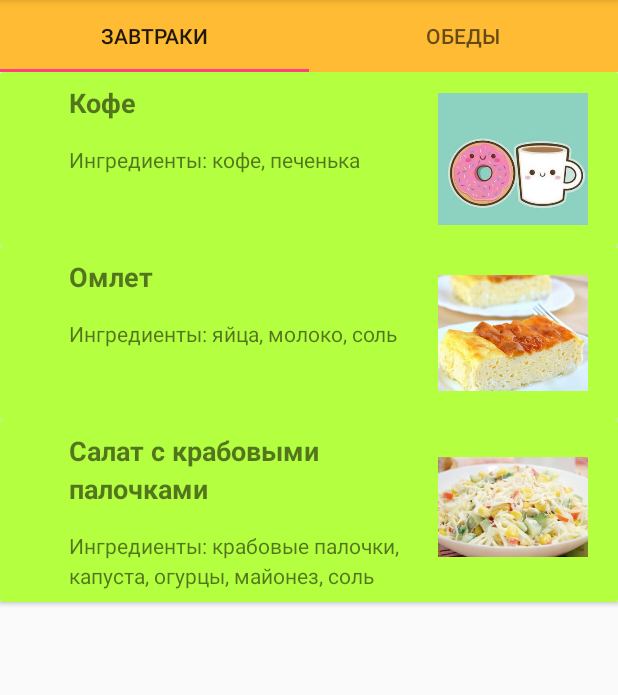
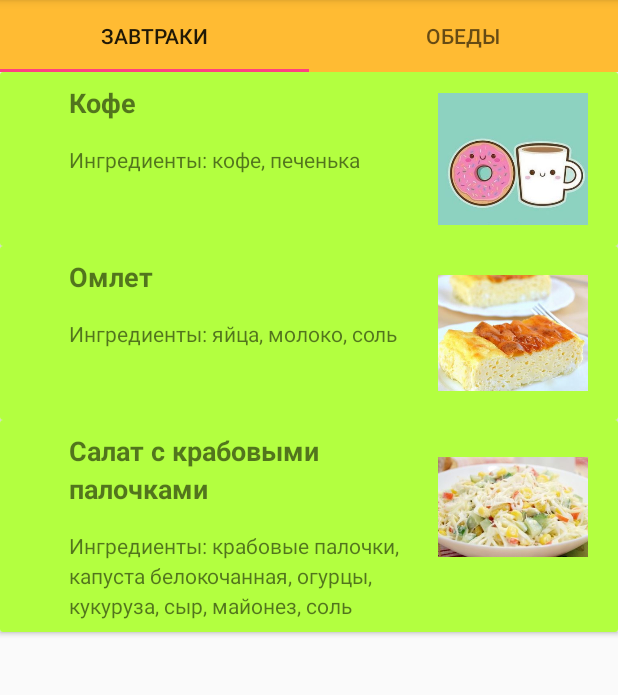
Before and after one commit to mariavv/RecipesList, an Android app: the screen it shows after launch (MainActivity), on a phone screen of 412 x 824 dp, the part 84-779 px from its top. Run offline under Robolectric (Android 15) with nearby library versions, the phone set to English and light mode, and no system bars.

Commit message:
замечания2

```diff
--- a/app/src/main/java/com/itplace/maria/recipeslist/BreakfastsFragment.java
+++ /dev/null
@@ -1,60 +0,0 @@
-package com.itplace.maria.recipeslist;
-
-import android.os.Bundle;
-import android.support.v4.app.Fragment;
-import android.support.v7.widget.LinearLayoutManager;
-import android.support.v7.widget.RecyclerView;
-import android.view.LayoutInflater;
-import android.view.View;
-import android.view.ViewGroup;
-
-import static com.itplace.maria.recipeslist.RecipeType.*;
-import static com.itplace.maria.recipeslist.RecipeType.Breakfast;
-
-public class BreakfastsFragment extends Fragment {
-
-    private static final String ARG_TYPE_PAGE = "type_page";
-
-    private RecyclerView recycler;
-    private RecipesAdapter adapter;
-
-    public static BreakfastsFragment newInstance(RecipeType type) {
-        BreakfastsFragment fragment = new BreakfastsFragment();
-        Bundle args = new Bundle();
-        args.putSerializable("ARG_TYPE_PAGE", type);
-        fragment.setArguments(args);
-        return fragment;
-    }
-
-    @Override
-    public View onCreateView(LayoutInflater inflater, ViewGroup container,
-                             Bundle savedInstanceState) {
-        View v = inflater.inflate(R.layout.breakfasts_fragment, container, false);
-        recycler = v.findViewById(R.id.recycler);
-        configureRecyclerView();
-        return v;
-    }
-
-    private void configureRecyclerView() {
-        adapter = new RecipesAdapter();
-        recycler.setAdapter(adapter);
-        recycler.setLayoutManager(new LinearLayoutManager(getActivity()));
-
-        Bundle args = getArguments();
-        if (args != null) {
-            RecipeType type = (RecipeType) args.getSerializable("ARG_TYPE_PAGE");
-            switch (type) {
-                case Breakfast:
-                    adapter.addItem(new Recipe(Breakfast, "Кофе", "кофе, печенька", R.drawable.pic));
-                    adapter.addItem(new Recipe(Breakfast, "Омлет", "яйца, молоко, соль", R.drawable.omlet));
-                    adapter.addItem(new Recipe(Breakfast, "Салат с крабовыми палочками",
-                            "крабовые палочки, капуста, огурцы, майонез, соль", R.drawable.salat_krab));
-                    break;
-
-                case Dinner:
-                    adapter.addItem(new Recipe(Dinner, "Вкусный ужин", "продукты", R.drawable.pic));
-                    break;
-            }
-        }
-    }
-}
--- a/app/src/main/java/com/itplace/maria/recipeslist/CardActivity.java
+++ b/app/src/main/java/com/itplace/maria/recipeslist/CardActivity.java
@@ -5,6 +5,12 @@ import android.content.Intent;
 import android.support.v7.app.AppCompatActivity;
 import android.os.Bundle;
 
+/**
+ * Карточка элемента RecyclerView.
+ * Подробное описание рецепта.
+ * TODO Отобразить подробное описание рецепта.
+ * TODO на вход  CardActivity через intent должна получать идентификатор блюда и из репозитория получать информацию о блюде
+ */
 public class CardActivity extends AppCompatActivity {
 
     @Override
@@ -13,8 +19,8 @@ public class CardActivity extends AppCompatActivity {
         setContentView(R.layout.activity_card);
     }
 
-    public static Intent createStartIntent(Context context) {
+    /*public static Intent createStartIntent(Context context) {
         Intent intent = new Intent(context, CardActivity.class);
         return intent;
-    }
+    }*/
 }
--- a/app/src/main/java/com/itplace/maria/recipeslist/MainActivity.java
+++ b/app/src/main/java/com/itplace/maria/recipeslist/MainActivity.java
@@ -1,10 +1,11 @@
 package com.itplace.maria.recipeslist;
 
-import android.support.v4.app.FragmentActivity;
+
 import android.support.v4.view.PagerAdapter;
 import android.support.v4.view.ViewPager;
 import android.os.Bundle;
 import android.support.v7.app.AppCompatActivity;
+
 
 public class MainActivity extends AppCompatActivity {
 
@@ -13,29 +14,7 @@ public class MainActivity extends AppCompatActivity {
         super.onCreate(savedInstanceState);
         setContentView(R.layout.activity_main);
         ViewPager viewPager = findViewById(R.id.viewPager);
-        PagerAdapter pagerAdapter = new RecipesFragmentPagerAdapter(getSupportFragmentManager(), getBaseContext());
+        PagerAdapter pagerAdapter = new RecipesFragmentPagerAdapter(getSupportFragmentManager(), MainActivity.this);
         viewPager.setAdapter(pagerAdapter);
-
-        /*viewPager.addOnPageChangeListener(new ViewPager.OnPageChangeListener() {
-
-            @Override
-            public void onPageSelected(int position) {
-                if (position == 0) {
-                    //updateT((TextView) findViewById(R.id.text));
-                }
-                if (position == 1) {
-                    //updateD((TextView) findViewById(R.id.text));
-                }
-            }
-
-            @Override
-            public void onPageScrolled(int position, float positionOffset,
-                                       int positionOffsetPixels) {
-            }
-
-            @Override
-            public void onPageScrollStateChanged(int state) {
-            }
-        });**/
     }
 }
--- a/app/src/main/java/com/itplace/maria/recipeslist/Recipe.java
+++ b/app/src/main/java/com/itplace/maria/recipeslist/Recipe.java
@@ -1,32 +1,37 @@
 package com.itplace.maria.recipeslist;
 
 /**
- * Created by maria on 02.10.2017
+ * Created by maria on 02.10.2017.
+ * Структура данных - Рецепт
  */
 
-public class Recipe {
+class Recipe {
 
+    private String id;
     private RecipeType type;
     private String name;
     private String ingredients;
     private int picture;
 
-    public Recipe(RecipeType type, String name, String ingredients, int picture) {
+    Recipe(String id, RecipeType type, String name, String ingredients, int picture) {
+        this.id = id;
         this.type = type;
         this.name = name;
         this.ingredients = ingredients;
         this.picture = picture;
     }
 
+    public String getId() { return  id; }
+
     public String getName() {
         return name;
     }
 
-    public String getIngredients() {
+    String getIngredients() {
         return ingredients;
     }
 
-    public int getPicture() {
+    int getPicture() {
         return picture;
     }
 }
--- a/app/src/main/java/com/itplace/maria/recipeslist/RecipeType.java
+++ b/app/src/main/java/com/itplace/maria/recipeslist/RecipeType.java
@@ -2,9 +2,10 @@ package com.itplace.maria.recipeslist;
 
 /**
  * Created by maria on 02.10.2017.
+ * Тип рецепта для дифференцирования по табам
  */
 
 enum RecipeType {
-    Breakfast,
-    Dinner
+    BREAKFAST,
+    DINNER
 }
--- a/app/src/main/java/com/itplace/maria/recipeslist/RecipesAdapter.java
+++ b/app/src/main/java/com/itplace/maria/recipeslist/RecipesAdapter.java
@@ -1,7 +1,6 @@
 package com.itplace.maria.recipeslist;
 
 
-import android.content.Context;
 import android.content.Intent;
 import android.support.v7.widget.CardView;
 import android.support.v7.widget.RecyclerView;
@@ -9,35 +8,24 @@ import android.view.LayoutInflater;
 import android.view.View;
 import android.view.ViewGroup;
 import android.widget.ImageView;
-import android.widget.RelativeLayout;
 import android.widget.TextView;
 
 import java.util.ArrayList;
 import java.util.List;
 
-import android.support.v7.app.AppCompatActivity;
-
-import static android.support.v4.app.ActivityCompat.startActivityForResult;
-
 
 /**
- * Created by maria on 02.10.2017
+ * Created by maria on 02.10.2017.
+ * RecyclerView.Adapter
  */
 
-public class RecipesAdapter extends RecyclerView.Adapter<RecipesAdapter.ViewHolder> {
-
-    public static final int REQUEST_CODE_HEX = 0;
+class RecipesAdapter extends RecyclerView.Adapter<RecipesAdapter.ViewHolder> {
 
     private List<Recipe> items;
 
-    private static Context parentContext;
-
     @Override
     public RecipesAdapter.ViewHolder onCreateViewHolder(ViewGroup parent, int viewType) {
-        parentContext = parent.getContext();
-        View v = LayoutInflater.from(parentContext)
-                .inflate(R.layout.recipe_card, parent, false);
-
+        View v = LayoutInflater.from(parent.getContext()).inflate(R.layout.recipe_card, parent, false);
         return new ViewHolder(v);
     }
 
@@ -51,31 +39,22 @@ public class RecipesAdapter extends RecyclerView.Adapter<RecipesAdapter.ViewHold
         return items.size();
     }
 
-    public void addItem(Recipe entity) {
+    void addItem(Recipe entity) {
         if (items == null) {
             items = new ArrayList<>();
         }
         items.add(entity);
-        notifyDataSetChanged();
+        notifyItemInserted(items.indexOf(entity));
     }
 
-    public void updateItems(List<Recipe> items) {
-        if (items == null) {
-            return;
-        }
-        this.items = items;
-        notifyDataSetChanged();
-    }
-
-
-    public static class ViewHolder extends RecyclerView.ViewHolder implements View.OnClickListener {
+    static class ViewHolder extends RecyclerView.ViewHolder implements View.OnClickListener {
 
         TextView name;
         TextView ingredients;
         ImageView pic;
         CardView card;
 
-        public ViewHolder(final View itemView) {
+        ViewHolder(final View itemView) {
             super(itemView);
 
             name = itemView.findViewById(R.id.name);
@@ -86,10 +65,10 @@ public class RecipesAdapter extends RecyclerView.Adapter<RecipesAdapter.ViewHold
             card.setOnClickListener(this);
         }
 
-        public void bindData(final Recipe entity) {
+        void bindData(final Recipe entity) {
             name.setText(entity.getName());
-            ingredients.setText(parentContext.getResources().getString(R.string.ingredients)
-                    + " " + entity.getIngredients());
+            ingredients.setText(itemView.getContext().getResources().getString(R.string.ingredients)
+                                   + " " + entity.getIngredients());
             pic.setImageResource(entity.getPicture());
         }
 
@@ -97,17 +76,20 @@ public class RecipesAdapter extends RecyclerView.Adapter<RecipesAdapter.ViewHold
         public void onClick(View view) {
             int position = getAdapterPosition();
             if (position != RecyclerView.NO_POSITION) {
-                switch (itemView.getId()) {
-                    case R.id.card:
+                // TODO <?>
+                //switch (itemView.getId()) {
+                //    case R.id.card:
                         itemClick(position);
-                        break;
-                }
+                //        break;
+                //}
             }
         }
 
         private void itemClick(int position) {
-            Intent intent = CardActivity.createStartIntent(parentContext);
-            parentContext.startActivity(intent);
+            // TODO нужно через свой интерфейс передавать событие клика по элементу в BreakfastsFragment. Передавать можно или сам элемент или id в Recipe
+            // TODO CardActivity.createStartIntent должно вызываться в BreakfastsFragment.
+            //Intent intent = CardActivity.createStartIntent(itemView.getContext());
+            //itemView.getContext().startActivity(intent);
         }
     }
 }
--- a/app/src/main/java/com/itplace/maria/recipeslist/RecipesFragmentPagerAdapter.java
+++ b/app/src/main/java/com/itplace/maria/recipeslist/RecipesFragmentPagerAdapter.java
@@ -7,16 +7,19 @@ import android.support.v4.app.FragmentPagerAdapter;
 
 
 /**
- * Created by maria on 04.10.2017
+ * Created by maria on 04.10.2017.
+ * PagerAdapter
  */
 
-public class RecipesFragmentPagerAdapter extends FragmentPagerAdapter {
+class RecipesFragmentPagerAdapter extends FragmentPagerAdapter {
 
     private static final int PAGE_COUNT = 2;
+    private static final int PAGE_BREAKFASTS = 0;
+    private static final int PAGE_DINNERS = 1;
 
     private Context context;
 
-    public RecipesFragmentPagerAdapter(FragmentManager fm, Context context) {
+    RecipesFragmentPagerAdapter(FragmentManager fm, Context context) {
         super(fm);
         this.context = context;
     }
@@ -25,15 +28,15 @@ public class RecipesFragmentPagerAdapter extends FragmentPagerAdapter {
     public Fragment getItem(int position) {
         RecipeType type = null;
         switch (position) {
-            case 0:
-                type = RecipeType.Breakfast;
+            case PAGE_BREAKFASTS:
+                type = RecipeType.BREAKFAST;
                 break;
 
-            case 1:
-                type = RecipeType.Dinner;
+            case PAGE_DINNERS:
+                type = RecipeType.DINNER;
                 break;
         }
-        return BreakfastsFragment.newInstance(type);
+        return RecipesListFragment.newInstance(type);
     }
 
     @Override
@@ -43,16 +46,20 @@ public class RecipesFragmentPagerAdapter extends FragmentPagerAdapter {
 
     @Override
     public CharSequence getPageTitle(int position) {
-        String s = "";
+        String pageTitle = "";
         switch (position) {
-            case 0:
-                s = context.getString(R.string.Breakfasts);
+            case PAGE_BREAKFASTS:
+                pageTitle = context.getString(R.string.Breakfasts);
                 break;
 
-            case 1:
-                s = context.getString(R.string.Dinners);
+            case PAGE_DINNERS:
+                pageTitle = context.getString(R.string.Dinners);
                 break;
         }
-        return s;
+        return pageTitle;
+    }
+
+    interface RecipesFragmentPagerAdapterCallBack {
+        void onItemClick(int position);
     }
 }
--- /dev/null
+++ b/app/src/main/java/com/itplace/maria/recipeslist/RecipesListFragment.java
@@ -0,0 +1,76 @@
+package com.itplace.maria.recipeslist;
+
+import android.content.Intent;
+import android.os.Bundle;
+import android.support.v4.app.Fragment;
+import android.support.v7.widget.LinearLayoutManager;
+import android.support.v7.widget.RecyclerView;
+import android.view.LayoutInflater;
+import android.view.View;
+import android.view.ViewGroup;
+
+import static com.itplace.maria.recipeslist.RecipeType.*;
+import static com.itplace.maria.recipeslist.RecipeType.BREAKFAST;
+
+/**
+ * Для отображения списка элементов - рецептов
+ */
+public class RecipesListFragment extends Fragment implements RecipesFragmentPagerAdapter.RecipesFragmentPagerAdapterCallBack {
+
+    private static final String ARG_TYPE_PAGE = "type_page";
+
+    private RecyclerView recycler;
+
+    public static RecipesListFragment newInstance(RecipeType type) {
+        RecipesListFragment fragment = new RecipesListFragment();
+        Bundle args = new Bundle();
+        args.putSerializable(ARG_TYPE_PAGE, type);
+        fragment.setArguments(args);
+        return fragment;
+    }
+
+    @Override
+    public View onCreateView(LayoutInflater inflater, ViewGroup container,
+                             Bundle savedInstanceState) {
+        View v = inflater.inflate(R.layout.fragment_recipes_list, container, false);
+        recycler = v.findViewById(R.id.recycler);
+        configureRecyclerView();
+        return v;
+    }
+
+    private void configureRecyclerView() {
+        RecipesAdapter adapter = new RecipesAdapter();
+        recycler.setAdapter(adapter);
+        recycler.setLayoutManager(new LinearLayoutManager(getActivity()));
+
+        Bundle args = getArguments();
+        if (args != null) {
+            RecipeType type = (RecipeType) args.getSerializable(ARG_TYPE_PAGE);
+            if (type != null) {
+                /*
+                 * TODO Набросать рецептов.
+                 */
+                switch (type) {
+                    case BREAKFAST:
+                        adapter.addItem(new Recipe("1", BREAKFAST, "Кофе", "кофе, печенька", R.drawable.pic));
+                        adapter.addItem(new Recipe("2", BREAKFAST, "Омлет", "яйца, молоко, соль", R.drawable.omlet));
+                        adapter.addItem(new Recipe("3", BREAKFAST, "Салат с крабовыми палочками",
+                                "крабовые палочки, капуста белокочанная, огурцы, кукуруза, сыр, майонез, соль",
+                                R.drawable.salat_krab));
+                        break;
+
+                    case DINNER:
+                        adapter.addItem(new Recipe("4", DINNER, "Вкусный ужин", "продукты", R.drawable.pic));
+                        break;
+                }
+            }
+        }
+    }
+
+    @Override
+    public void onItemClick(int position) {
+        // TODO
+        //Intent intent = new Intent(RecipesListFragment.super.getContext(), CardActivity.class);
+        //startActivity(intent);
+    }
+}
--- a/app/src/main/res/layout/activity_card.xml
+++ b/app/src/main/res/layout/activity_card.xml
@@ -1,6 +1,5 @@
 <?xml version="1.0" encoding="utf-8"?>
 <android.support.constraint.ConstraintLayout xmlns:android="http://schemas.android.com/apk/res/android"
-    xmlns:app="http://schemas.android.com/apk/res-auto"
     xmlns:tools="http://schemas.android.com/tools"
     android:layout_width="match_parent"
     android:layout_height="match_parent"
--- a/app/src/main/res/layout/breakfasts_fragment.xml
+++ /dev/null
@@ -1,13 +0,0 @@
-<FrameLayout xmlns:android="http://schemas.android.com/apk/res/android"
-    xmlns:tools="http://schemas.android.com/tools"
-    android:layout_width="match_parent"
-    android:layout_height="match_parent"
-    tools:context=".BreakfastsFragment">
-
-    <android.support.v7.widget.RecyclerView
-        android:id="@+id/recycler"
-        android:layout_width="match_parent"
-        android:layout_height="match_parent"
-        tools:listitem="@layout/recipe_card" />
-
-</FrameLayout>
--- /dev/null
+++ b/app/src/main/res/layout/fragment_recipes_list.xml
@@ -0,0 +1,9 @@
+<android.support.v7.widget.RecyclerView xmlns:android="http://schemas.android.com/apk/res/android"
+    xmlns:tools="http://schemas.android.com/tools"
+    android:layout_width="match_parent"
+    android:layout_height="match_parent"
+    tools:context=".RecipesListFragment"
+    android:id="@+id/recycler"
+    tools:listitem="@layout/recipe_card">
+
+</android.support.v7.widget.RecyclerView>
```
